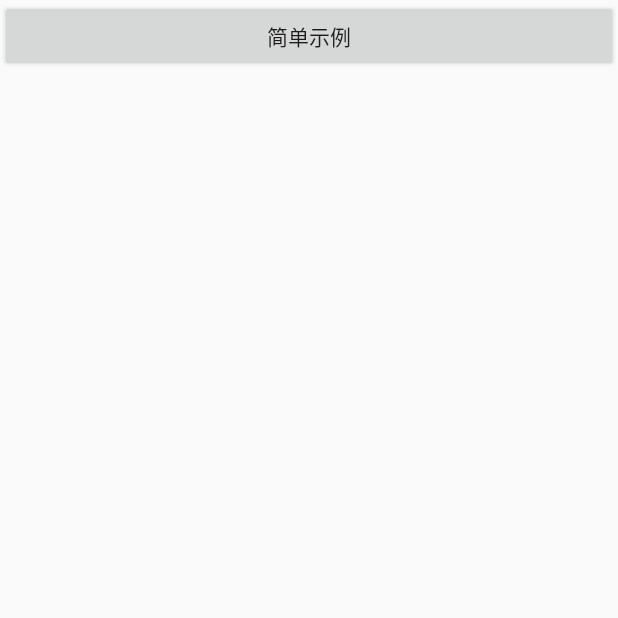
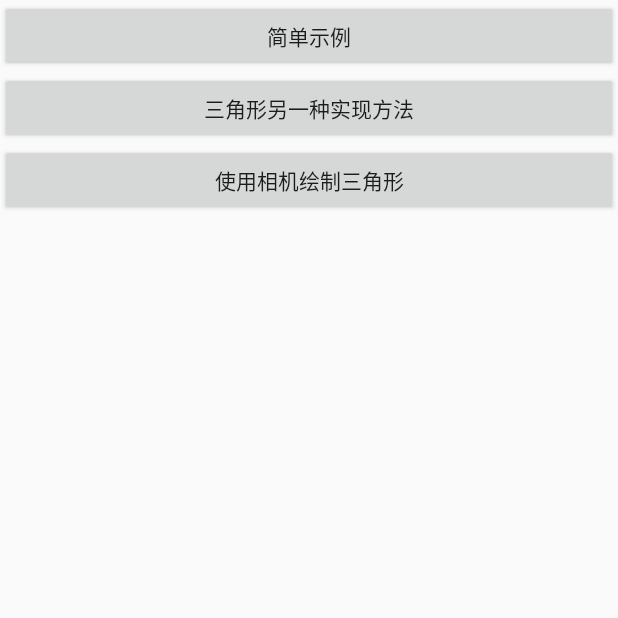
Before and after one commit to niupuyue/android-media-demo, an Android app: the screen it shows after launch (MainActivity), on a phone screen of 412 x 824 dp, the top half of it. Run offline under Robolectric (Android 15) with nearby library versions, the phone set to English and light mode, and no system bars.

Commit message:
再次练习绘制三角形

```diff
--- a/06-android-media-opengl/app/src/main/AndroidManifest.xml
+++ b/06-android-media-opengl/app/src/main/AndroidManifest.xml
@@ -24,6 +24,8 @@
             </intent-filter>
         </activity>
         <activity android:name=".demo1.OpenGLSimpleActivity" />
+        <activity android:name=".demo2.OpenGLSimple2Activity" />
+        <activity android:name=".demo03.MyOpenGLTriangleActivity" />
     </application>
 
 </manifest>
--- a/06-android-media-opengl/app/src/main/java/com/paulniu/media_opengl/MainActivity.java
+++ b/06-android-media-opengl/app/src/main/java/com/paulniu/media_opengl/MainActivity.java
@@ -7,11 +7,15 @@ import android.os.Bundle;
 import android.view.View;
 import android.widget.Button;
 
+import com.paulniu.media_opengl.demo03.MyOpenGLTriangleActivity;
 import com.paulniu.media_opengl.demo1.OpenGLSimpleActivity;
+import com.paulniu.media_opengl.demo2.OpenGLSimple2Activity;
 
 public class MainActivity extends AppCompatActivity {
 
     private Button btn_01;
+    private Button btn_02;
+    private Button btn_03;
 
     @Override
     protected void onCreate(Bundle savedInstanceState) {
@@ -27,5 +31,22 @@ public class MainActivity extends AppCompatActivity {
             }
         });
 
+        btn_02 = findViewById(R.id.btn_02);
+        btn_02.setOnClickListener(new View.OnClickListener() {
+            @Override
+            public void onClick(View view) {
+                Intent intent = new Intent(MainActivity.this, OpenGLSimple2Activity.class);
+                startActivity(intent);
+            }
+        });
+
+        btn_03 = findViewById(R.id.btn_03);
+        btn_03.setOnClickListener(new View.OnClickListener() {
+            @Override
+            public void onClick(View view) {
+                Intent intent = new Intent(MainActivity.this, MyOpenGLTriangleActivity.class);
+                startActivity(intent);
+            }
+        });
     }
 }
--- a/06-android-media-opengl/app/src/main/java/com/paulniu/media_opengl/demo1/MyGLSurfaceViewRendered.java
+++ b/06-android-media-opengl/app/src/main/java/com/paulniu/media_opengl/demo1/MyGLSurfaceViewRendered.java
@@ -24,9 +24,9 @@ public class MyGLSurfaceViewRendered implements GLSurfaceView.Renderer {
 
     private Context context;
     private final float[] vertexData = {
-            0.0f,0.322f,// top
-            -0.5f,-0.311f,// bottom lef
-            0.5f,-0.311f// bottom right
+            0.0f, 0.322f,// top
+            -0.5f, -0.311f,// bottom lef
+            0.5f, -0.311f// bottom right
     };
 
     private FloatBuffer vertexBuffer;
--- a/06-android-media-opengl/app/src/main/res/layout/activity_main.xml
+++ b/06-android-media-opengl/app/src/main/res/layout/activity_main.xml
@@ -3,6 +3,7 @@
     xmlns:tools="http://schemas.android.com/tools"
     android:layout_width="match_parent"
     android:layout_height="match_parent"
+    android:orientation="vertical"
     tools:context=".MainActivity">
 
     <Button
@@ -11,4 +12,16 @@
         android:layout_height="wrap_content"
         android:text="简单示例" />
 
+    <Button
+        android:id="@+id/btn_02"
+        android:layout_width="match_parent"
+        android:layout_height="wrap_content"
+        android:text="三角形另一种实现方法" />
+
+    <Button
+        android:id="@+id/btn_03"
+        android:layout_width="match_parent"
+        android:layout_height="wrap_content"
+        android:text="使用相机绘制三角形" />
+
 </LinearLayout>
```
Also changed, not shown: 06-android-media-opengl/app/src/main/java/com/paulniu/media_opengl/demo2/MyOpenGLRendered2.java (added, +82 -0 lines), 06-android-media-opengl/app/src/main/java/com/paulniu/media_opengl/demo2/MyOpenGLSurfaceView2.java (added, +24 -0 lines), 06-android-media-opengl/app/src/main/java/com/paulniu/media_opengl/demo2/OpenGLSimple2Activity.java (added, +25 -0 lines), 2 other files.
